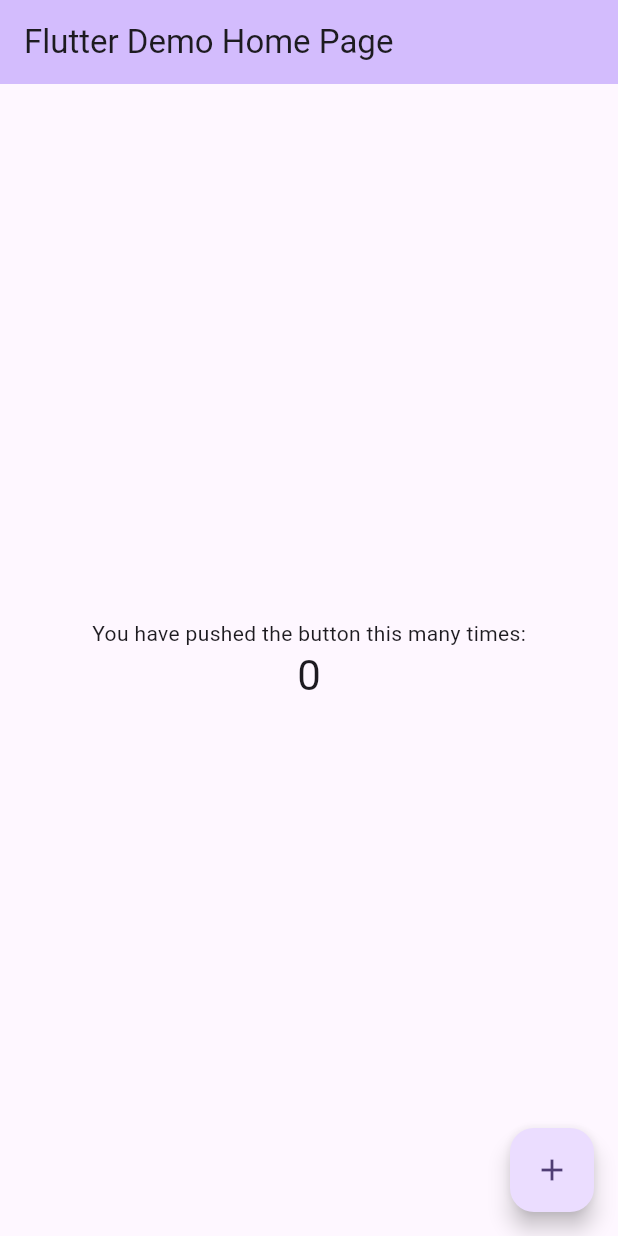
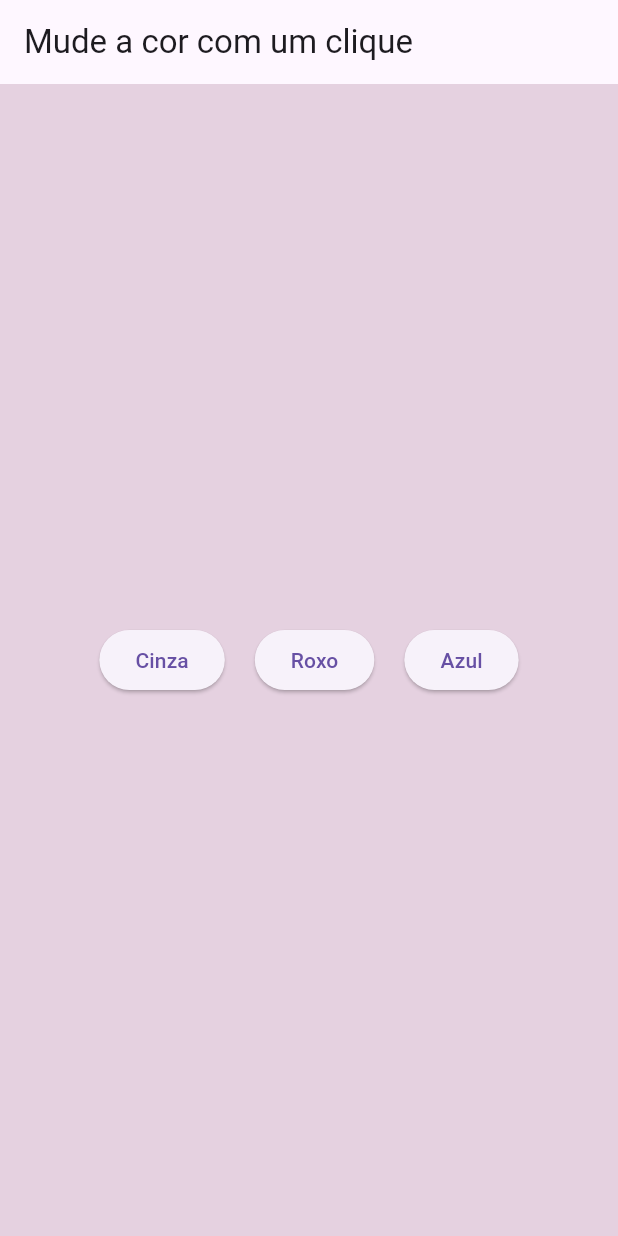
Before and after one commit to whosbea/Meu-primeiro-App, a Flutter app: the screen it shows after launch, on a phone screen of 412 x 824 dp. Run offline on Flutter 3.47's test engine with Material 3 defaults, Android fonts, the phone set to English and light mode, and no system bars.

Commit message:
App code

```diff
--- a/analysis_options.yaml
+++ b/analysis_options.yaml
@@ -7,6 +7,9 @@
 
 # The following line activates a set of recommended lints for Flutter apps,
 # packages, and plugins designed to encourage good coding practices.
+analyzer:
+  errors:
+    unused_element: ignore
 include: package:flutter_lints/flutter.yaml
 
 linter:
--- a/lib/main.dart
+++ b/lib/main.dart
@@ -7,116 +7,75 @@ void main() {
 class MyApp extends StatelessWidget {
   const MyApp({super.key});
 
-  // This widget is the root of your application.
   @override
   Widget build(BuildContext context) {
     return MaterialApp(
       title: 'Flutter Demo',
       theme: ThemeData(
-        // This is the theme of your application.
-        //
-        // TRY THIS: Try running your application with "flutter run". You'll see
-        // the application has a purple toolbar. Then, without quitting the app,
-        // try changing the seedColor in the colorScheme below to Colors.green
-        // and then invoke "hot reload" (save your changes or press the "hot
-        // reload" button in a Flutter-supported IDE, or press "r" if you used
-        // the command line to start the app).
-        //
-        // Notice that the counter didn't reset back to zero; the application
-        // state is not lost during the reload. To reset the state, use hot
-        // restart instead.
-        //
-        // This works for code too, not just values: Most code changes can be
-        // tested with just a hot reload.
-        colorScheme: ColorScheme.fromSeed(seedColor: Colors.deepPurple),
+        primarySwatch: Colors.blue,
       ),
-      home: const MyHomePage(title: 'Flutter Demo Home Page'),
+      home: const ColorChanger(title: 'Flutter Demo Home Page'),
     );
   }
 }
 
-class MyHomePage extends StatefulWidget {
-  const MyHomePage({super.key, required this.title});
-
-  // This widget is the home page of your application. It is stateful, meaning
-  // that it has a State object (defined below) that contains fields that affect
-  // how it looks.
-
-  // This class is the configuration for the state. It holds the values (in this
-  // case the title) provided by the parent (in this case the App widget) and
-  // used by the build method of the State. Fields in a Widget subclass are
-  // always marked "final".
-
-  final String title;
+class ColorChanger extends StatefulWidget {
+  const ColorChanger({Key? key, required String title}) : super(key: key);
 
   @override
-  State<MyHomePage> createState() => _MyHomePageState();
+  State<ColorChanger> createState() => _ColorChangerState();
 }
 
-class _MyHomePageState extends State<MyHomePage> {
-  int _counter = 0;
+class _ColorChangerState extends State<ColorChanger> {
 
-  void _incrementCounter() {
-    setState(() {
-      // This call to setState tells the Flutter framework that something has
-      // changed in this State, which causes it to rerun the build method below
-      // so that the display can reflect the updated values. If we changed
-      // _counter without calling setState(), then the build method would not be
-      // called again, and so nothing would appear to happen.
-      _counter++;
-    });
-  }
+  Color backgroundColor = const Color.fromARGB(255, 229, 209, 224);
 
   @override
   Widget build(BuildContext context) {
-    // This method is rerun every time setState is called, for instance as done
-    // by the _incrementCounter method above.
-    //
-    // The Flutter framework has been optimized to make rerunning build methods
-    // fast, so that you can just rebuild anything that needs updating rather
-    // than having to individually change instances of widgets.
     return Scaffold(
       appBar: AppBar(
-        // TRY THIS: Try changing the color here to a specific color (to
-        // Colors.amber, perhaps?) and trigger a hot reload to see the AppBar
-        // change color while the other colors stay the same.
-        backgroundColor: Theme.of(context).colorScheme.inversePrimary,
-        // Here we take the value from the MyHomePage object that was created by
-        // the App.build method, and use it to set our appbar title.
-        title: Text(widget.title),
+        title: const Text('Mude a cor com um clique'),
       ),
-      body: Center(
-        // Center is a layout widget. It takes a single child and positions it
-        // in the middle of the parent.
-        child: Column(
-          // Column is also a layout widget. It takes a list of children and
-          // arranges them vertically. By default, it sizes itself to fit its
-          // children horizontally, and tries to be as tall as its parent.
-          //
-          // Column has various properties to control how it sizes itself and
-          // how it positions its children. Here we use mainAxisAlignment to
-          // center the children vertically; the main axis here is the vertical
-          // axis because Columns are vertical (the cross axis would be
-          // horizontal).
-          //
-          // TRY THIS: Invoke "debug painting" (choose the "Toggle Debug Paint"
-          // action in the IDE, or press "p" in the console), to see the
-          // wireframe for each widget.
-          mainAxisAlignment: MainAxisAlignment.center,
-          children: <Widget>[
-            const Text('You have pushed the button this many times:'),
-            Text(
-              '$_counter',
-              style: Theme.of(context).textTheme.headlineMedium,
-            ),
-          ],
+      body: Container(
+        color: backgroundColor,
+        child: Center(
+          child: Row(
+            mainAxisAlignment: MainAxisAlignment.center,
+            children: [
+              ElevatedButton(
+                onPressed:(){
+                  setState(() {
+                    backgroundColor = Colors.blueGrey;
+                  });
+                },
+                child: const Text("Cinza"),
+                ),
+                const SizedBox(width: 20),
+
+                ElevatedButton(
+                onPressed:(){
+                  setState(() {
+                    backgroundColor = Colors.deepPurple;
+                  });
+                },
+                child: const Text("Roxo"),
+                ),
+
+                const SizedBox(width: 20),
+
+                ElevatedButton(
+                onPressed:(){
+                  setState(() {
+                    backgroundColor = const Color.fromARGB(255, 58, 115, 212);
+                  });
+                },
+                child: const Text("Azul"),
+                ),
+            ],
+
+          ),
         ),
       ),
-      floatingActionButton: FloatingActionButton(
-        onPressed: _incrementCounter,
-        tooltip: 'Increment',
-        child: const Icon(Icons.add),
-      ), // This trailing comma makes auto-formatting nicer for build methods.
     );
   }
 }
--- a/pubspec.yaml
+++ b/pubspec.yaml
@@ -1,4 +1,4 @@
-name: src
+name: color_changer_app
 description: "A new Flutter project."
 # The following line prevents the package from being accidentally published to
 # pub.dev using `flutter pub publish`. This is preferred for private packages.
```
Also changed, not shown: 17 other files.
